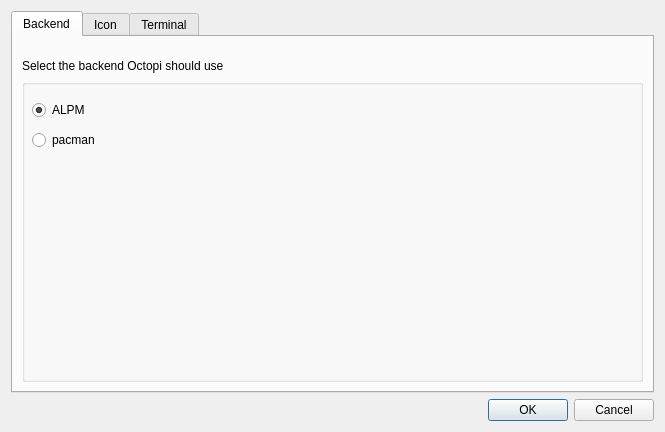
This is ui/optionsdialog.ui in aarnt/octopi as Qt 5 draws it before an edit. The edited form follows.
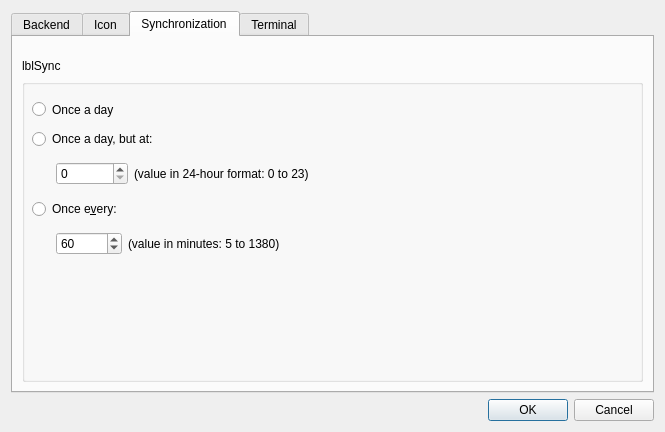
This is the edited form.

```diff
--- a/ui/optionsdialog.ui
+++ b/ui/optionsdialog.ui
@@ -31,7 +31,7 @@
      <item>
       <widget class="QTabWidget" name="tabWidget">
        <property name="currentIndex">
-        <number>0</number>
+        <number>2</number>
        </property>
        <widget class="QWidget" name="tabBackend">
         <attribute name="title">
@@ -436,6 +436,243 @@
          </item>
         </layout>
        </widget>
+       <widget class="QWidget" name="tabSync">
+        <attribute name="title">
+         <string>Synchronization</string>
+        </attribute>
+        <layout class="QGridLayout" name="gridLayout_6">
+         <item row="2" column="0">
+          <widget class="QGroupBox" name="gbSync">
+           <property name="title">
+            <string notr="true"/>
+           </property>
+           <property name="flat">
+            <bool>true</bool>
+           </property>
+           <property name="checkable">
+            <bool>false</bool>
+           </property>
+           <widget class="QRadioButton" name="rbOnceADay">
+            <property name="geometry">
+             <rect>
+              <x>10</x>
+              <y>20</y>
+              <width>371</width>
+              <height>21</height>
+             </rect>
+            </property>
+            <property name="sizePolicy">
+             <sizepolicy hsizetype="Maximum" vsizetype="Fixed">
+              <horstretch>0</horstretch>
+              <verstretch>0</verstretch>
+             </sizepolicy>
+            </property>
+            <property name="text">
+             <string notr="true">Once a day</string>
+            </property>
+           </widget>
+           <widget class="QWidget" name="layoutWidget_2">
+            <property name="geometry">
+             <rect>
+              <x>10</x>
+              <y>50</y>
+              <width>481</width>
+              <height>64</height>
+             </rect>
+            </property>
+            <layout class="QVBoxLayout" name="verticalLayout_3">
+             <item>
+              <widget class="QRadioButton" name="rbOnceADayAt">
+               <property name="text">
+                <string notr="true">Once a day, but at:</string>
+               </property>
+              </widget>
+             </item>
+             <item>
+              <layout class="QHBoxLayout" name="horizontalLayout_2">
+               <item>
+                <spacer name="horizontalSpacer_5">
+                 <property name="orientation">
+                  <enum>Qt::Horizontal</enum>
+                 </property>
+                 <property name="sizeType">
+                  <enum>QSizePolicy::Fixed</enum>
+                 </property>
+                 <property name="sizeHint" stdset="0">
+                  <size>
+                   <width>24</width>
+                   <height>20</height>
+                  </size>
+                 </property>
+                </spacer>
+               </item>
+               <item>
+                <widget class="QSpinBox" name="spinOnceADayAt">
+                 <property name="sizePolicy">
+                  <sizepolicy hsizetype="Fixed" vsizetype="Fixed">
+                   <horstretch>0</horstretch>
+                   <verstretch>0</verstretch>
+                  </sizepolicy>
+                 </property>
+                 <property name="minimumSize">
+                  <size>
+                   <width>72</width>
+                   <height>0</height>
+                  </size>
+                 </property>
+                 <property name="maximumSize">
+                  <size>
+                   <width>150</width>
+                   <height>16777215</height>
+                  </size>
+                 </property>
+                 <property name="minimum">
+                  <number>0</number>
+                 </property>
+                 <property name="maximum">
+                  <number>23</number>
+                 </property>
+                 <property name="value">
+                  <number>0</number>
+                 </property>
+                </widget>
+               </item>
+               <item>
+                <widget class="QLabel" name="lblOnceADayAt">
+                 <property name="sizePolicy">
+                  <sizepolicy hsizetype="Expanding" vsizetype="Preferred">
+                   <horstretch>0</horstretch>
+                   <verstretch>0</verstretch>
+                  </sizepolicy>
+                 </property>
+                 <property name="text">
+                  <string>(value in 24-hour format: 0 to 23)</string>
+                 </property>
+                </widget>
+               </item>
+              </layout>
+             </item>
+            </layout>
+           </widget>
+           <widget class="QWidget" name="layoutWidget_1">
+            <property name="geometry">
+             <rect>
+              <x>10</x>
+              <y>120</y>
+              <width>481</width>
+              <height>64</height>
+             </rect>
+            </property>
+            <layout class="QVBoxLayout" name="verticalLayout_7">
+             <item>
+              <widget class="QRadioButton" name="rbOnceEvery">
+               <property name="text">
+                <string notr="true">Once e&amp;very:</string>
+               </property>
+               <property name="autoExclusive">
+                <bool>true</bool>
+               </property>
+              </widget>
+             </item>
+             <item>
+              <layout class="QHBoxLayout" name="horizontalLayout_6">
+               <item>
+                <spacer name="horizontalSpacer_6">
+                 <property name="orientation">
+                  <enum>Qt::Horizontal</enum>
+                 </property>
+                 <property name="sizeType">
+                  <enum>QSizePolicy::Fixed</enum>
+                 </property>
+                 <property name="sizeHint" stdset="0">
+                  <size>
+                   <width>24</width>
+                   <height>20</height>
+                  </size>
+                 </property>
+                </spacer>
+               </item>
+               <item>
+                <widget class="QSpinBox" name="spinOnceEvery">
+                 <property name="sizePolicy">
+                  <sizepolicy hsizetype="Fixed" vsizetype="Fixed">
+                   <horstretch>0</horstretch>
+                   <verstretch>0</verstretch>
+                  </sizepolicy>
+                 </property>
+                 <property name="minimumSize">
+                  <size>
+                   <width>66</width>
+                   <height>0</height>
+                  </size>
+                 </property>
+                 <property name="maximumSize">
+                  <size>
+                   <width>150</width>
+                   <height>16777215</height>
+                  </size>
+                 </property>
+                 <property name="minimum">
+                  <number>5</number>
+                 </property>
+                 <property name="maximum">
+                  <number>44640</number>
+                 </property>
+                 <property name="value">
+                  <number>60</number>
+                 </property>
+                </widget>
+               </item>
+               <item>
+                <widget class="QLabel" name="lblOnceEvery">
+                 <property name="sizePolicy">
+                  <sizepolicy hsizetype="Expanding" vsizetype="Preferred">
+                   <horstretch>0</horstretch>
+                   <verstretch>0</verstretch>
+                  </sizepolicy>
+                 </property>
+                 <property name="text">
+                  <string>(value in minutes: 5 to 1380)</string>
+                 </property>
+                </widget>
+               </item>
+              </layout>
+             </item>
+            </layout>
+           </widget>
+          </widget>
+         </item>
+         <item row="0" column="0">
+          <spacer name="verticalSpacer_3">
+           <property name="orientation">
+            <enum>Qt::Vertical</enum>
+           </property>
+           <property name="sizeType">
+            <enum>QSizePolicy::Fixed</enum>
+           </property>
+           <property name="sizeHint" stdset="0">
+            <size>
+             <width>20</width>
+             <height>13</height>
+            </size>
+           </property>
+          </spacer>
+         </item>
+         <item row="1" column="0">
+          <widget class="QLabel" name="lblSync">
+           <property name="sizePolicy">
+            <sizepolicy hsizetype="Preferred" vsizetype="Fixed">
+             <horstretch>0</horstretch>
+             <verstretch>0</verstretch>
+            </sizepolicy>
+           </property>
+           <property name="text">
+            <string>lblSync</string>
+           </property>
+          </widget>
+         </item>
+        </layout>
+       </widget>
        <widget class="QWidget" name="tabTerminal">
         <attribute name="title">
          <string>Terminal</string>
```
